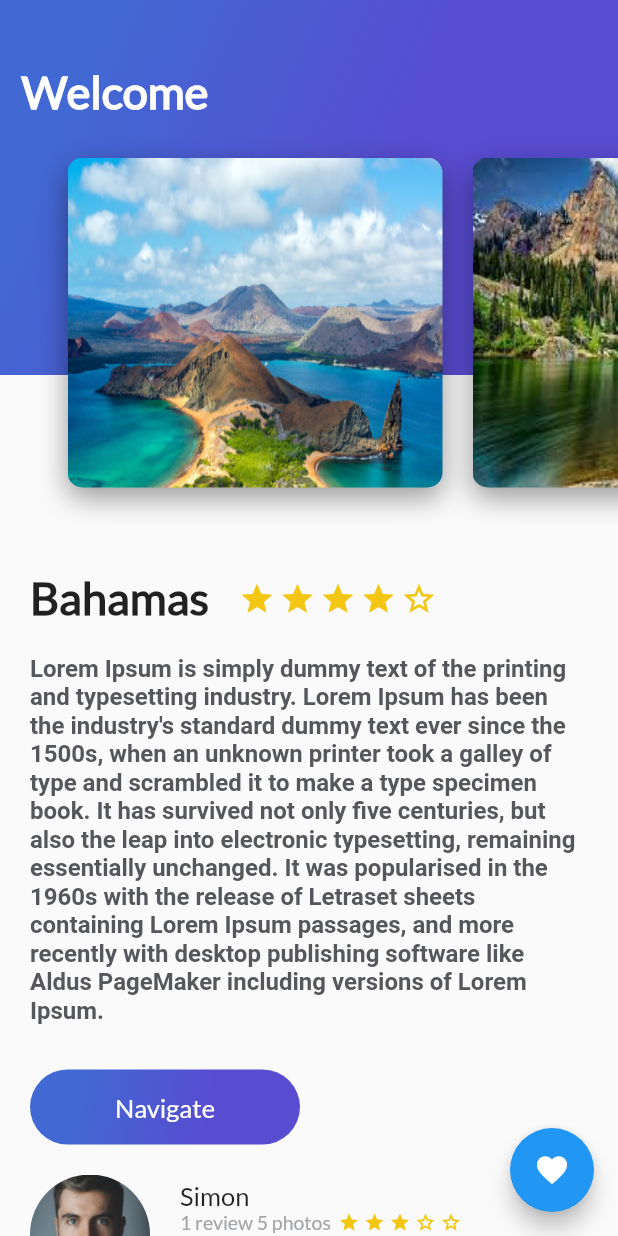
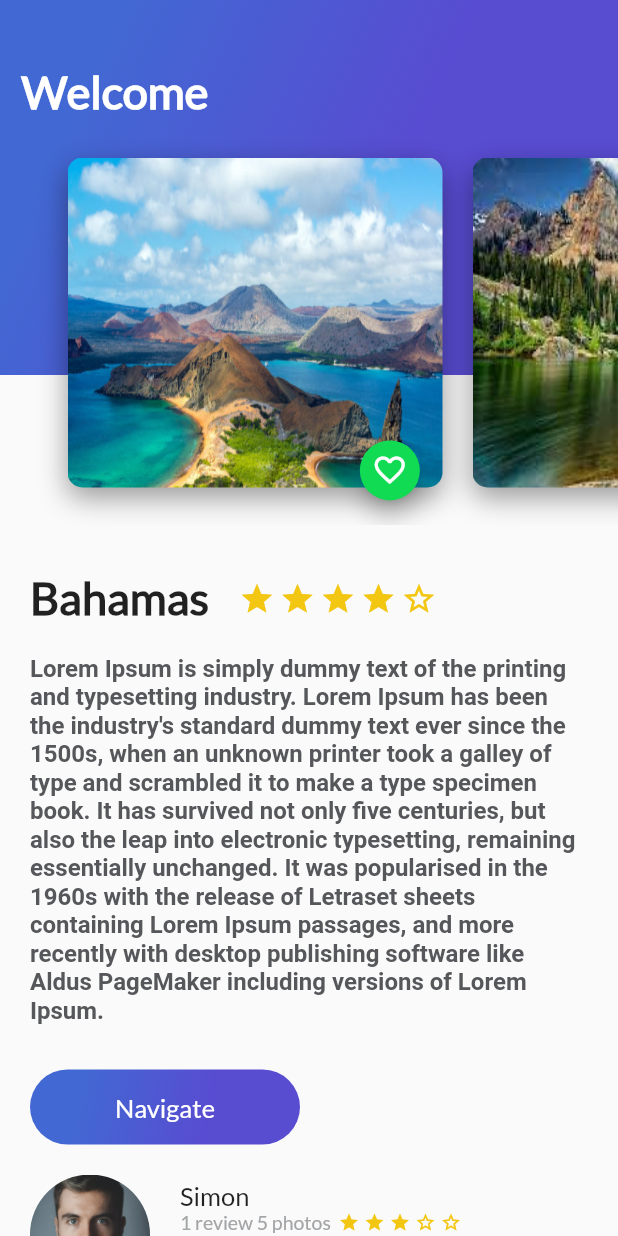
Before and after one commit to janerleonardo/FlutterBasic, a Flutter app: the screen it shows after launch, on a phone screen of 412 x 824 dp. Run offline on Flutter 3.47's test engine with Material 2 defaults, Android fonts, the phone set to English and light mode, and no system bars.

Commit message:
Button action

```diff
--- a/lib/card_image.dart
+++ b/lib/card_image.dart
@@ -1,4 +1,5 @@
 import 'package:flutter/material.dart';
+import 'floating_action_button_green.dart';
 
 class CardImage extends StatelessWidget {
     String pathImage = "assets/img/Image1.jpg";
@@ -32,7 +33,15 @@ class CardImage extends StatelessWidget {
 
     )
   );
-  return card ;
+  return Stack(
+    alignment: Alignment(0.9, 1.1),
+    children: <Widget> [
+      card,
+      FloatingActionButtonGreen(),
+
+    ]
+
+  ) ;
   }
 
 }
--- /dev/null
+++ b/lib/floating_action_button_green.dart
@@ -0,0 +1,42 @@
+import 'package:flutter/material.dart';
+
+class FloatingActionButtonGreen extends StatefulWidget {
+  @override
+  State<StatefulWidget> createState() {
+    // TODO: implement createState
+    return _FloatingActionButtonGreen();
+  }
+
+}
+
+class _FloatingActionButtonGreen extends State<FloatingActionButtonGreen> {
+  late bool indPressed =false;
+  void onPressedFav (){
+    setState(() {
+      indPressed = !indPressed;
+       ScaffoldMessenger.of(context).showSnackBar(SnackBar(
+            content:  Text(((indPressed)? "Agregaste a ": "Eliminaste de ") + " favorito"),
+            duration:  Duration(seconds: 1),
+            action: SnackBarAction(
+              label: 'ACTION',
+              onPressed: () {
+              },
+            ),
+          ));
+    });
+  }
+
+  @override
+  Widget build(BuildContext context) {
+    // TODO: implement build
+    return FloatingActionButton(
+      backgroundColor: Color(0xFF11DA53),
+      mini:  true,
+      tooltip: "Fav",
+      onPressed: onPressedFav,
+      child: Icon(
+        (indPressed)? Icons.favorite : Icons.favorite_border
+      ),
+    );
+  }
+}
--- a/lib/main.dart
+++ b/lib/main.dart
@@ -48,10 +48,10 @@ class MyApp extends StatelessWidget {
         //    ReviewPlaceList()
         //  ],
         //) ,//new ReviewPlaceList(),   //DescriptionPlace("Bahamas",4,stringDommy) ,
-        floatingActionButton: FloatingActionButton(onPressed: () => 1+1 ,
+        /*floatingActionButton: FloatingActionButton(onPressed: () => 1+1 ,
           tooltip: "Button",
           child: Icon(Icons.favorite),
-        ),
+        ),*/
 
       )//const MyHomePage(title: 'Flutter Demo Home Page'),
     );
@@ -134,11 +134,11 @@ class _MyHomePageState extends State<MyHomePage> {
           ],
         ),
       ),
-      floatingActionButton: FloatingActionButton(
+    /* floatingActionButton: FloatingActionButton(
         onPressed: _incrementCounter,
         tooltip: 'Increment',
         child: const Icon(Icons.add),
-      ), // This trailing comma makes auto-formatting nicer for build methods.
+      ),*/ // This trailing comma makes auto-formatting nicer for build methods.
     );
   }
 }
```
